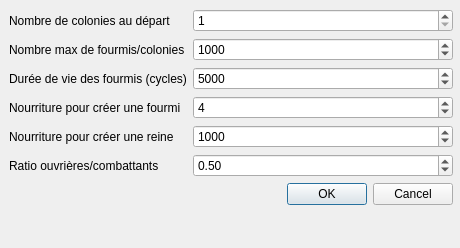
Before: the Qt Designer form Ant/settings.ui in nealith/Ant, drawn with Qt 5.
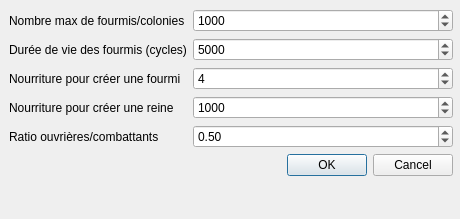
After: the same form once the commit is applied.

The edit to the form file:
```diff
--- a/Ant/settings.ui
+++ b/Ant/settings.ui
@@ -7,7 +7,7 @@
     <x>0</x>
     <y>0</y>
     <width>460</width>
-    <height>248</height>
+    <height>219</height>
    </rect>
   </property>
   <property name="windowTitle">
@@ -19,35 +19,18 @@
      <x>9</x>
      <y>9</y>
      <width>444</width>
-     <height>226</height>
+     <height>201</height>
     </rect>
    </property>
    <layout class="QFormLayout" name="formLayout">
     <item row="0" column="0">
-     <widget class="QLabel" name="label">
-      <property name="text">
-       <string>Nombre de colonies au départ</string>
-      </property>
-     </widget>
-    </item>
-    <item row="0" column="1">
-     <widget class="QSpinBox" name="antHillSpinBox">
-      <property name="minimum">
-       <number>1</number>
-      </property>
-      <property name="maximum">
-       <number>10</number>
-      </property>
-     </widget>
-    </item>
-    <item row="1" column="0">
      <widget class="QLabel" name="label_2">
       <property name="text">
        <string>Nombre max de fourmis/colonies</string>
       </property>
      </widget>
     </item>
-    <item row="1" column="1">
+    <item row="0" column="1">
      <widget class="QSpinBox" name="maxAntSpinBox">
       <property name="minimum">
        <number>500</number>
@@ -60,14 +43,14 @@
       </property>
      </widget>
     </item>
-    <item row="2" column="0">
+    <item row="1" column="0">
      <widget class="QLabel" name="label_4">
       <property name="text">
        <string>Durée de vie des fourmis (cycles)</string>
       </property>
      </widget>
     </item>
-    <item row="2" column="1">
+    <item row="1" column="1">
      <widget class="QSpinBox" name="lifeDurationSpinBox">
       <property name="minimum">
        <number>1000</number>
@@ -80,14 +63,14 @@
       </property>
      </widget>
     </item>
-    <item row="3" column="0">
+    <item row="2" column="0">
      <widget class="QLabel" name="label_3">
       <property name="text">
        <string>Nourriture pour créer une fourmi</string>
       </property>
      </widget>
     </item>
-    <item row="3" column="1">
+    <item row="2" column="1">
      <widget class="QSpinBox" name="foodForAntSpinBox">
       <property name="minimum">
        <number>1</number>
@@ -100,14 +83,14 @@
       </property>
      </widget>
     </item>
-    <item row="4" column="0">
+    <item row="3" column="0">
      <widget class="QLabel" name="label_5">
       <property name="text">
        <string>Nourriture pour créer une reine</string>
       </property>
      </widget>
     </item>
-    <item row="4" column="1">
+    <item row="3" column="1">
      <widget class="QSpinBox" name="foodPerQueenSpinBox">
       <property name="minimum">
        <number>100</number>
@@ -120,14 +103,14 @@
       </property>
      </widget>
     </item>
-    <item row="5" column="0">
+    <item row="4" column="0">
      <widget class="QLabel" name="label_6">
       <property name="text">
        <string>Ratio ouvrières/combattants</string>
       </property>
      </widget>
     </item>
-    <item row="5" column="1">
+    <item row="4" column="1">
      <widget class="QDoubleSpinBox" name="ratioWorkerSoldierDbSpinBox">
       <property name="maximum">
        <double>1.000000000000000</double>
@@ -140,7 +123,7 @@
       </property>
      </widget>
     </item>
-    <item row="6" column="1">
+    <item row="5" column="1">
      <widget class="QDialogButtonBox" name="buttonBox">
       <property name="orientation">
        <enum>Qt::Horizontal</enum>
```
